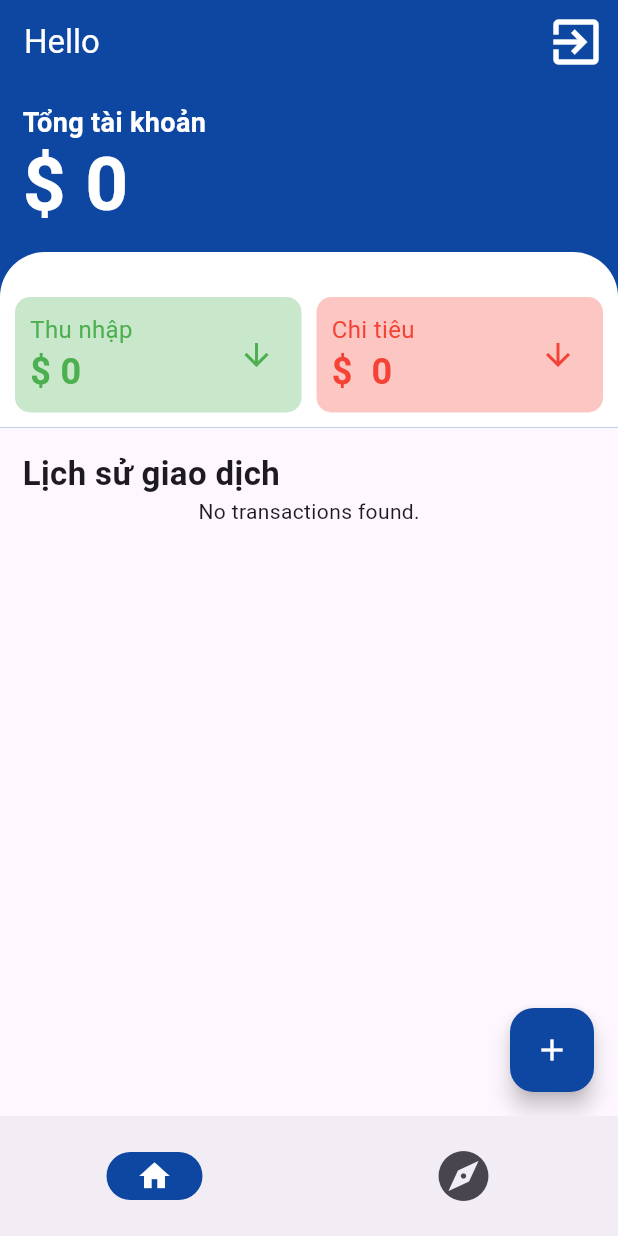
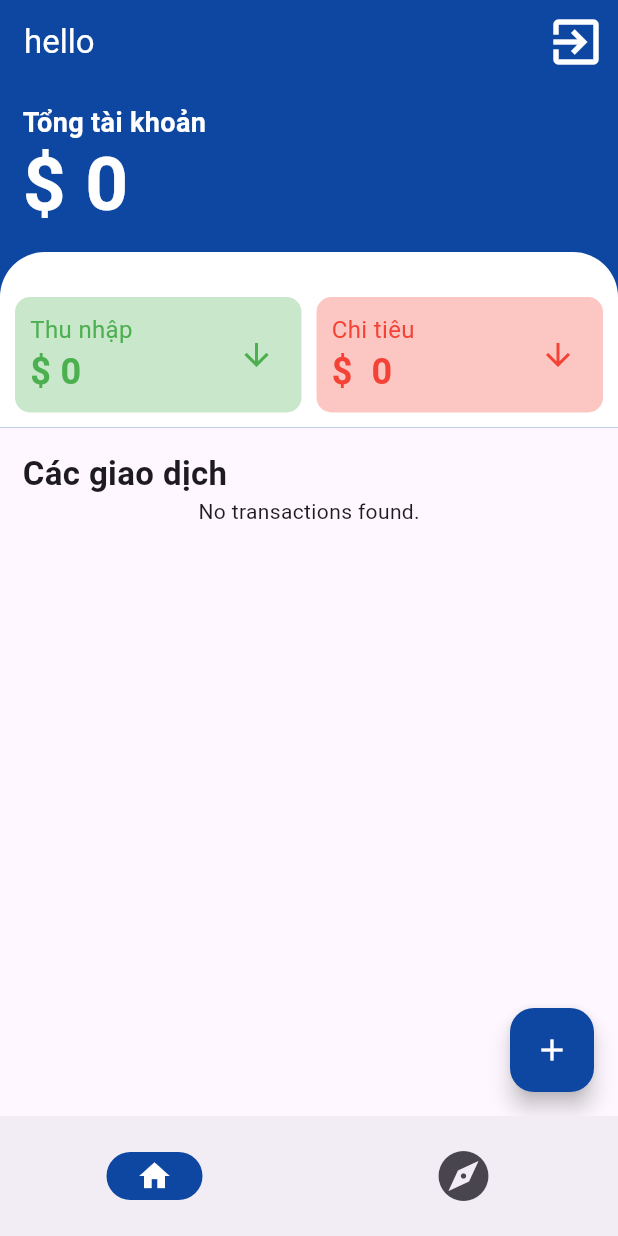
Before and after one commit to Hieuab1308/tai_chinh_ca_nhan, a Flutter app: the screen it shows once a user with an empty profile is signed in, on a phone screen of 412 x 824 dp. Run offline on Flutter 3.47's test engine with Material 3 defaults, Android fonts, the phone set to English and light mode, and no system bars; our stand-ins replace cloud_firestore, firebase_auth, firebase_core, font_awesome_flutter; accounts and stored records are empty; network calls fail.

Commit message:
update
Signed-off-by: Hieuab1308 <22010104@st.phenikaa-uni.edu.vn>

```diff
--- a/lib/screens/home_screens.dart
+++ b/lib/screens/home_screens.dart
@@ -53,7 +53,7 @@ _dialoBuilder(BuildContext context){
       appBar: AppBar(
         backgroundColor: Colors.blue.shade900,
         title: Text(
-          "Hello",
+          "hello",
           style: TextStyle(color: Colors.white),
         ),
         actions: [
@@ -74,6 +74,7 @@ _dialoBuilder(BuildContext context){
           children: [
             HeroCard(userId: userId),
             TransactionsCard(),
+            // RecentTransactionsList(),
           ],
         ),
       ),
--- a/lib/widgets/transactions_cards.dart
+++ b/lib/widgets/transactions_cards.dart
@@ -17,7 +17,7 @@ class TransactionsCard extends StatelessWidget {
           Row(
             children: [
               Text(
-                "Lịch sử giao dịch",
+                "Các giao dịch",
                 style: TextStyle(fontSize: 22, fontWeight: FontWeight.w600),
               )
             ],
--- a/pubspec.yaml
+++ b/pubspec.yaml
@@ -36,6 +36,7 @@ dependencies:
   font_awesome_flutter: ^10.8.0
   uuid: ^4.5.1
   intl: ^0.20.2
+  flutter_slidable: ^4.0.0
 
   # The following adds the Cupertino Icons font to your application.
   # Use with the CupertinoIcons class for iOS style icons.
```
Also changed, not shown: lib/screens/transaction_screen.dart (+15 -2 lines), lib/widgets/tab_bar_view.dart (+5 -10 lines), pubspec.lock.
